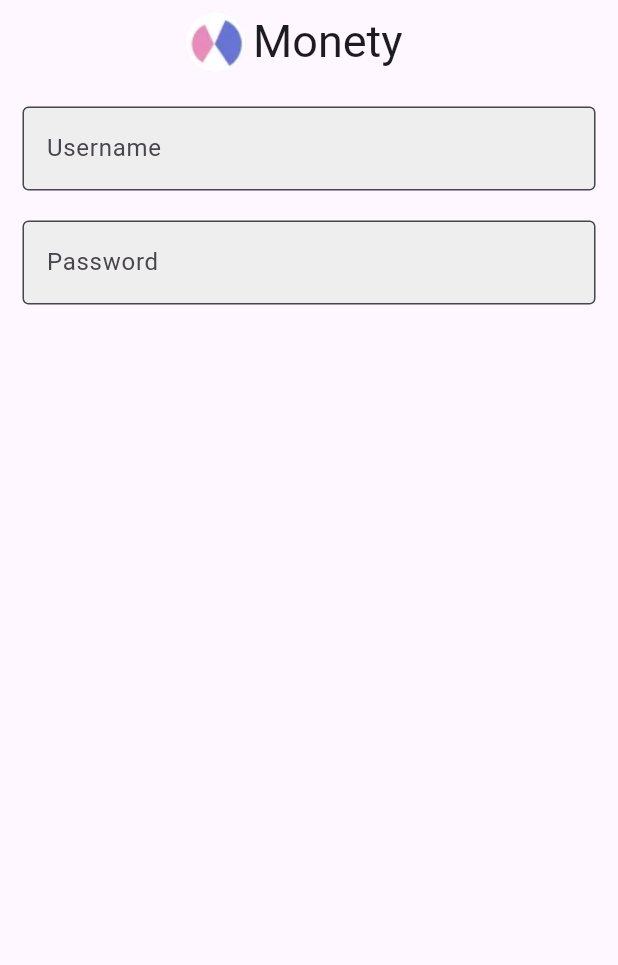
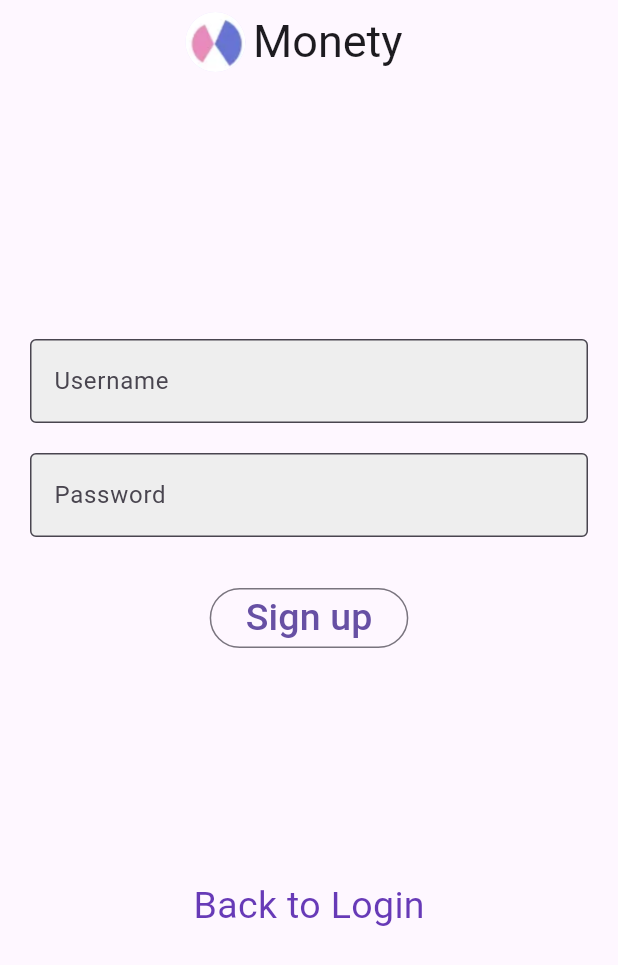
Before and after one commit to rammm05/expense_app1_monety, a Flutter app: the screen it shows after launch, on a phone screen of 412 x 824 dp. Shown: the top 965 px of the screen. Run offline on Flutter 3.47's test engine with Material 3 defaults, Android fonts, the phone set to English and light mode, and no system bars; our stand-ins replace sqflite; accounts and stored records are empty.

Commit message:
implemented signup page and completed required ui

```diff
--- a/lib/main.dart
+++ b/lib/main.dart
@@ -2,6 +2,7 @@ import 'package:expense_app1/ui/home_page.dart';
 import 'package:expense_app1/ui/login_page.dart';
 import 'package:expense_app1/ui/preview_page.dart';
 import 'package:expense_app1/ui/second_page.dart';
+import 'package:expense_app1/ui/signup_page.dart';
 import 'package:expense_app1/ui/splash_page.dart';
 import 'package:flutter/material.dart';
 
@@ -14,7 +15,7 @@ class MyApp extends StatelessWidget {
   @override
   Widget build(BuildContext context) {
     return MaterialApp(
-      home: LoginPage(),
+      home: SignupPage(),
       debugShowCheckedModeBanner: false,
     );
   }
--- a/lib/ui/login_page.dart
+++ b/lib/ui/login_page.dart
@@ -17,9 +17,11 @@ class LoginPage extends StatelessWidget{
         ),
       ),
       body: Padding(
-        padding: const EdgeInsets.all(15),
+        padding: const EdgeInsets.all(20),
         child: Column(
+          //mainAxisAlignment: MainAxisAlignment.spaceEvenly,
           children: [
+            SizedBox(height: 150,),
             TextField(
                //controller: username,
               decoration: InputDecoration(
@@ -45,6 +47,21 @@ class LoginPage extends StatelessWidget{
                   filled: true
               ),
             ),
+            SizedBox(height: 30,),
+            OutlinedButton(onPressed: (){}, child: Text("Login", style: TextStyle(fontSize: 25),),),
+            SizedBox(height: 150,),
+            Row(
+              mainAxisAlignment: MainAxisAlignment.center,
+              children: [
+                Text("Didn't have any accout?", style: TextStyle(fontSize: 20),),
+                SizedBox(width: 10,),
+                InkWell(
+                  onTap: (){
+
+                  },
+                    child: Text("Sign up", style: TextStyle(fontSize: 20, color: Colors.deepPurpleAccent),)),
+              ],
+            )
           ],
         ),
       ),
--- a/lib/ui/signup_page.dart
+++ b/lib/ui/signup_page.dart
@@ -0,0 +1,65 @@
+import 'package:flutter/cupertino.dart';
+import 'package:flutter/material.dart';
+
+class SignupPage extends StatelessWidget{
+  @override
+  Widget build(BuildContext context) {
+    return Scaffold(
+      appBar: AppBar(
+        title: Row(
+          mainAxisAlignment: MainAxisAlignment.center,
+          children: [
+            CircleAvatar(backgroundImage: AssetImage("assets/images/logo_monety.png"),),
+            SizedBox(width: 5,),
+            Text("Monety", style: TextStyle(fontSize: 30),),
+            SizedBox(width: 20,)
+          ],
+        ),
+      ),
+      body: Padding(
+        padding: const EdgeInsets.all(20),
+        child: Column(
+          //mainAxisAlignment: MainAxisAlignment.spaceEvenly,
+          children: [
+            SizedBox(height: 150,),
+            TextField(
+              //controller: username,
+              decoration: InputDecoration(
+                  border: OutlineInputBorder(
+                      borderSide: BorderSide(color: Colors.black)
+                  ),
+                  hintText: "Enter username",
+                  labelText: "Username",
+                  fillColor: Colors.grey.shade200,
+                  filled: true
+              ),
+            ),
+            SizedBox(height: 20,),
+            TextField(
+              //controller: username,
+              decoration: InputDecoration(
+                  border: OutlineInputBorder(
+                      borderSide: BorderSide(color: Colors.black)
+                  ),
+                  hintText: "Create password",
+                  labelText: "Password",
+                  fillColor: Colors.grey.shade200,
+                  filled: true
+              ),
+            ),
+            SizedBox(height: 30,),
+            OutlinedButton(onPressed: (){}, child: Text("Sign up", style: TextStyle(fontSize: 25),),),
+            SizedBox(height: 150,),
+            InkWell(
+              onTap: (){
+
+              },
+                child: Text("Back to Login", style: TextStyle(fontSize: 25, color: Colors.deepPurple,),)),
+
+          ],
+        ),
+      ),
+    );
+  }
+
+}
```
